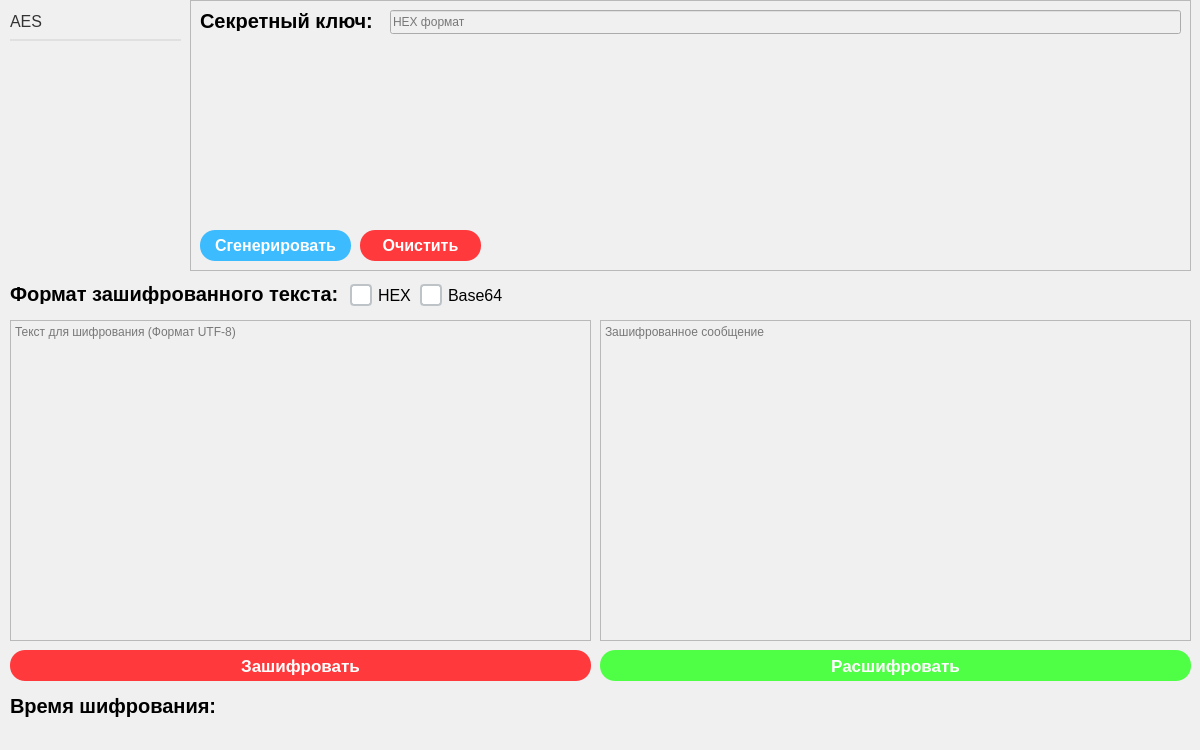
First picture: the form in ClientInterface.ui, repository 1pavesh1/QtCryptoAlgorithms, before the edit.
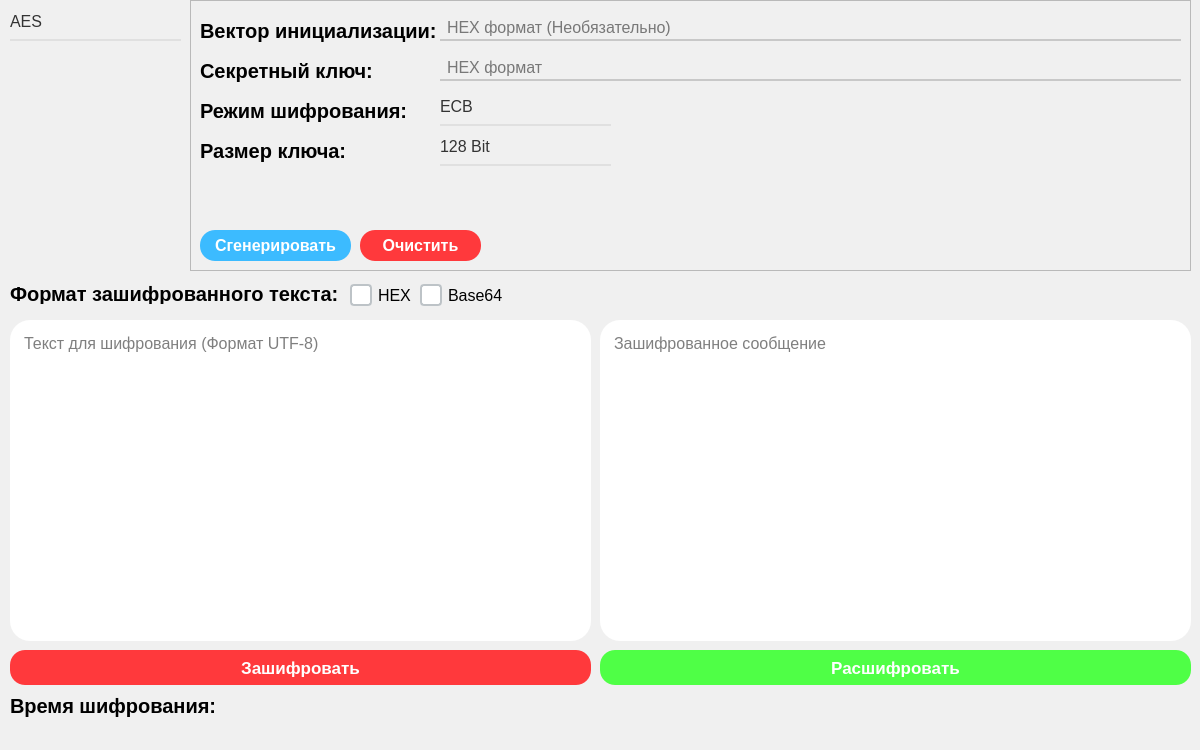
Second picture: the form after the edit.

The edit to the form file:
```diff
--- a/ClientInterface.ui
+++ b/ClientInterface.ui
@@ -105,7 +105,7 @@
       <x>10</x>
       <y>650</y>
       <width>581</width>
-      <height>31</height>
+      <height>35</height>
      </rect>
     </property>
     <property name="font">
@@ -155,9 +155,9 @@
      <property name="geometry">
       <rect>
        <x>10</x>
-       <y>10</y>
+       <y>15</y>
        <width>171</width>
-       <height>21</height>
+       <height>31</height>
       </rect>
      </property>
      <property name="font">
@@ -181,9 +181,9 @@
      <property name="geometry">
       <rect>
        <x>10</x>
-       <y>50</y>
+       <y>55</y>
        <width>171</width>
-       <height>21</height>
+       <height>31</height>
       </rect>
      </property>
      <property name="font">
@@ -209,9 +209,29 @@
        <x>190</x>
        <y>10</y>
        <width>801</width>
-       <height>24</height>
+       <height>31</height>
       </rect>
      </property>
+     <property name="styleSheet">
+      <string notr="true">QLineEdit {
+    padding-top: 5px;
+    padding-left: 5px;
+    border: none;
+    border-bottom: 2px solid #c8c8c8;
+    background-color: transparent;
+    font-size: 16px;
+    selection-background-color: #3f51b5;
+}
+
+QLineEdit:focus {
+    border-bottom-color: #3f51b5;
+}
+
+QLineEdit::placeholder {
+    color: #9e9e9e;
+    font-size: 14px;
+}</string>
+     </property>
      <property name="placeholderText">
       <string>HEX формат</string>
      </property>
@@ -222,9 +242,29 @@
        <x>190</x>
        <y>50</y>
        <width>801</width>
-       <height>24</height>
+       <height>31</height>
       </rect>
      </property>
+     <property name="styleSheet">
+      <string notr="true">QLineEdit {
+    padding-top: 5px;
+    padding-left: 5px;
+    border: none;
+    border-bottom: 2px solid #c8c8c8;
+    background-color: transparent;
+    font-size: 16px;
+    selection-background-color: #3f51b5;
+}
+
+QLineEdit:focus {
+    border-bottom-color: #3f51b5;
+}
+
+QLineEdit::placeholder {
+    color: #9e9e9e;
+    font-size: 14px;
+}</string>
+     </property>
      <property name="placeholderText">
       <string>HEX формат</string>
      </property>
@@ -330,7 +370,7 @@
       <x>600</x>
       <y>650</y>
       <width>591</width>
-      <height>31</height>
+      <height>35</height>
      </rect>
     </property>
     <property name="font">
@@ -370,6 +410,117 @@
       <height>321</height>
      </rect>
     </property>
+    <property name="font">
+     <font>
+      <family>Arial</family>
+      <pointsize>12</pointsize>
+     </font>
+    </property>
+    <property name="styleSheet">
+     <string notr="true">QPlainTextEdit
+{
+ border: none;
+ border-radius: 20px;
+ background-color: white;
+ padding: 10px;
+}
+
+QScrollBar:vertical 
+{
+ border: none;
+    background: #f5f5f5;
+    width: 10px;
+    margin: 0px 0px 0px 0px;
+}
+
+QScrollBar::handle:vertical 
+{
+ background: #c1c1c1;
+    min-height: 20px;
+    border-radius: 5px;
+}
+
+QScrollBar::handle:vertical:hover 
+{
+ background: #a8a8a8;
+}
+
+QScrollBar::handle:vertical:pressed
+{
+ background: #787878;
+}
+
+QScrollBar::add-line:vertical 
+{
+ border: none;
+    background: none;
+    height: 0px;
+    subcontrol-position: bottom;
+    subcontrol-origin: margin;
+}
+
+QScrollBar::sub-line:vertical 
+{
+ border: none;
+ background: none;
+ height: 0px;
+ subcontrol-position: top;
+ subcontrol-origin: margin;
+}
+
+QScrollBar::add-page:vertical, QScrollBar::sub-page:vertical 
+{
+ background: none;
+}
+
+QScrollBar:horizontal 
+{
+ border: none;
+    background: #f5f5f5;
+    height: 10px;
+    margin: 0px 0px 0px 0px;
+}
+
+QScrollBar::handle:horizontal 
+{
+    background: #c1c1c1;
+    min-width: 20px;
+ border-radius: 5px;
+}
+
+QScrollBar::handle:horizontal:hover 
+{
+ background: #a8a8a8;
+}
+
+QScrollBar::handle:horizontal:pressed 
+{
+ background: #787878;
+}
+
+QScrollBar::add-line:horizontal 
+{
+    border: none;
+    background: none;
+    width: 0px;
+    subcontrol-position: right;
+ subcontrol-origin: margin;
+}
+
+QScrollBar::sub-line:horizontal 
+{
+    border: none;
+    background: none;
+    width: 0px;
+    subcontrol-position: left;
+ subcontrol-origin: margin;
+}
+
+QScrollBar::add-page:horizontal, QScrollBar::sub-page:horizontal
+{
+ background: none;
+}</string>
+    </property>
     <property name="placeholderText">
      <string>Текст для шифрования (Формат UTF-8)</string>
     </property>
@@ -383,6 +534,117 @@
       <height>321</height>
      </rect>
     </property>
+    <property name="font">
+     <font>
+      <family>Arial</family>
+      <pointsize>12</pointsize>
+     </font>
+    </property>
+    <property name="styleSheet">
+     <string notr="true">QPlainTextEdit
+{
+ border: none;
+ border-radius: 20px;
+ background-color: white;
+ padding: 10px;
+}
+
+QScrollBar:vertical 
+{
+ border: none;
+    background: #f5f5f5;
+    width: 10px;
+    margin: 0px 0px 0px 0px;
+}
+
+QScrollBar::handle:vertical 
+{
+ background: #c1c1c1;
+    min-height: 20px;
+    border-radius: 5px;
+}
+
+QScrollBar::handle:vertical:hover 
+{
+ background: #a8a8a8;
+}
+
+QScrollBar::handle:vertical:pressed
+{
+ background: #787878;
+}
+
+QScrollBar::add-line:vertical 
+{
+ border: none;
+    background: none;
+    height: 0px;
+    subcontrol-position: bottom;
+    subcontrol-origin: margin;
+}
+
+QScrollBar::sub-line:vertical 
+{
+ border: none;
+ background: none;
+ height: 0px;
+ subcontrol-position: top;
+ subcontrol-origin: margin;
+}
+
+QScrollBar::add-page:vertical, QScrollBar::sub-page:vertical 
+{
+ background: none;
+}
+
+QScrollBar:horizontal 
+{
+ border: none;
+    background: #f5f5f5;
+    height: 10px;
+    margin: 0px 0px 0px 0px;
+}
+
+QScrollBar::handle:horizontal 
+{
+    background: #c1c1c1;
+    min-width: 20px;
+ border-radius: 5px;
+}
+
+QScrollBar::handle:horizontal:hover 
+{
+ background: #a8a8a8;
+}
+
+QScrollBar::handle:horizontal:pressed 
+{
+ background: #787878;
+}
+
+QScrollBar::add-line:horizontal 
+{
+    border: none;
+    background: none;
+    width: 0px;
+    subcontrol-position: right;
+ subcontrol-origin: margin;
+}
+
+QScrollBar::sub-line:horizontal 
+{
+    border: none;
+    background: none;
+    width: 0px;
+    subcontrol-position: left;
+ subcontrol-origin: margin;
+}
+
+QScrollBar::add-page:horizontal, QScrollBar::sub-page:horizontal
+{
+ background: none;
+}</string>
+    </property>
     <property name="placeholderText">
      <string>Зашифрованное сообщение</string>
     </property>
@@ -524,6 +786,158 @@
      <string>Base64</string>
     </property>
    </widget>
+   <widget class="QFrame" name="xteaInfoFrame">
+    <property name="geometry">
+     <rect>
+      <x>190</x>
+      <y>0</y>
+      <width>1001</width>
+      <height>271</height>
+     </rect>
+    </property>
+    <property name="frameShape">
+     <enum>QFrame::Shape::StyledPanel</enum>
+    </property>
+    <property name="frameShadow">
+     <enum>QFrame::Shadow::Raised</enum>
+    </property>
+    <widget class="QLabel" name="secretKeyLabel_4">
+     <property name="geometry">
+      <rect>
+       <x>10</x>
+       <y>20</y>
+       <width>171</width>
+       <height>41</height>
+      </rect>
+     </property>
+     <property name="font">
+      <font>
+       <family>Arial</family>
+       <pointsize>15</pointsize>
+       <bold>true</bold>
+      </font>
+     </property>
+     <property name="styleSheet">
+      <string notr="true">QLabel
+{
+	color: black;
+}</string>
+     </property>
+     <property name="text">
+      <string>Секретный ключ: </string>
+     </property>
+    </widget>
+    <widget class="QLineEdit" name="secretKeyXTEALineEdit">
+     <property name="geometry">
+      <rect>
+       <x>200</x>
+       <y>10</y>
+       <width>791</width>
+       <height>41</height>
+      </rect>
+     </property>
+     <property name="styleSheet">
+      <string notr="true">QLineEdit {
+    padding-top: 5px;
+    padding-left: 5px;
+    border: none;
+    border-bottom: 2px solid #c8c8c8;
+    background-color: transparent;
+    font-size: 16px;
+    selection-background-color: #3f51b5;
+}
+
+QLineEdit:focus {
+    border-bottom-color: #3f51b5;
+}
+
+QLineEdit::placeholder {
+    color: #9e9e9e;
+    font-size: 14px;
+}</string>
+     </property>
+     <property name="maxLength">
+      <number>32</number>
+     </property>
+     <property name="placeholderText">
+      <string>HEX формат</string>
+     </property>
+    </widget>
+    <widget class="QPushButton" name="generateXTEAKeyPushButton">
+     <property name="geometry">
+      <rect>
+       <x>10</x>
+       <y>230</y>
+       <width>151</width>
+       <height>31</height>
+      </rect>
+     </property>
+     <property name="font">
+      <font>
+       <family>Arial</family>
+       <pointsize>12</pointsize>
+       <bold>true</bold>
+      </font>
+     </property>
+     <property name="cursor">
+      <cursorShape>PointingHandCursor</cursorShape>
+     </property>
+     <property name="styleSheet">
+      <string notr="true">QPushButton
+{
+	background-color: rgb(60, 187, 255);
+	color: white;
+	border: none;
+	border-radius: 15px;
+}
+
+QPushButton::hover
+{
+	background-color: rgb(103, 255, 245);
+}</string>
+     </property>
+     <property name="text">
+      <string>Сгенерировать</string>
+     </property>
+    </widget>
+    <widget class="QPushButton" name="clearXTEAKeyPushButton">
+     <property name="geometry">
+      <rect>
+       <x>170</x>
+       <y>230</y>
+       <width>121</width>
+       <height>31</height>
+      </rect>
+     </property>
+     <property name="font">
+      <font>
+       <family>Arial</family>
+       <pointsize>12</pointsize>
+       <bold>true</bold>
+      </font>
+     </property>
+     <property name="cursor">
+      <cursorShape>PointingHandCursor</cursorShape>
+     </property>
+     <property name="styleSheet">
+      <string notr="true">QPushButton
+{
+	background-color: rgb(255, 57, 60);
+	color: white;
+	border: none;
+	border-radius: 15px;
+}
+
+QPushButton::hover
+{
+	background-color: rgb(255, 105, 108);
+}</string>
+     </property>
+     <property name="text">
+      <string>Очистить</string>
+     </property>
+    </widget>
+   </widget>
    <widget class="QFrame" name="aesInfoFrame">
     <property name="geometry">
      <rect>
@@ -543,9 +957,9 @@
      <property name="geometry">
       <rect>
        <x>10</x>
-       <y>10</y>
+       <y>15</y>
        <width>241</width>
-       <height>21</height>
+       <height>31</height>
       </rect>
      </property>
      <property name="font">
@@ -569,9 +983,9 @@
      <property name="geometry">
       <rect>
        <x>10</x>
-       <y>50</y>
+       <y>55</y>
        <width>171</width>
-       <height>21</height>
+       <height>31</height>
       </rect>
      </property>
      <property name="font">
@@ -597,9 +1011,29 @@
        <x>250</x>
        <y>10</y>
        <width>741</width>
-       <height>24</height>
+       <height>31</height>
       </rect>
      </property>
+     <property name="styleSheet">
+      <string notr="true">QLineEdit {
+    padding-top: 5px;
+    padding-left: 5px;
+    border: none;
+    border-bottom: 2px solid #c8c8c8;
+    background-color: transparent;
+    font-size: 16px;
+    selection-background-color: #3f51b5;
+}
+
+QLineEdit:focus {
+    border-bottom-color: #3f51b5;
+}
+
+QLineEdit::placeholder {
+    color: #9e9e9e;
+    font-size: 14px;
+}</string>
+     </property>
      <property name="maxLength">
       <number>32</number>
      </property>
@@ -613,9 +1047,29 @@
        <x>250</x>
        <y>50</y>
        <width>741</width>
-       <height>24</height>
+       <height>31</height>
       </rect>
      </property>
+     <property name="styleSheet">
+      <string notr="true">QLineEdit {
+    padding-top: 5px;
+    padding-left: 5px;
+    border: none;
+    border-bottom: 2px solid #c8c8c8;
+    background-color: transparent;
+    font-size: 16px;
+    selection-background-color: #3f51b5;
+}
+
+QLineEdit:focus {
+    border-bottom-color: #3f51b5;
+}
+
+QLineEdit::placeholder {
+    color: #9e9e9e;
+    font-size: 14px;
+}</string>
+     </property>
      <property name="maxLength">
       <number>32</number>
      </property>
@@ -701,7 +1155,7 @@
      <property name="geometry">
       <rect>
        <x>250</x>
-       <y>120</y>
+       <y>125</y>
        <width>171</width>
        <height>41</height>
       </rect>
@@ -773,9 +1227,9 @@
      <property name="geometry">
       <rect>
        <x>10</x>
-       <y>130</y>
+       <y>135</y>
        <width>151</width>
-       <height>21</height>
+       <height>31</height>
       </rect>
      </property>
      <property name="font">
@@ -799,9 +1253,9 @@
      <property name="geometry">
       <rect>
        <x>10</x>
-       <y>90</y>
+       <y>95</y>
        <width>211</width>
-       <height>21</height>
+       <height>31</height>
       </rect>
      </property>
      <property name="font">
@@ -825,7 +1279,7 @@
      <property name="geometry">
       <rect>
        <x>250</x>
-       <y>80</y>
+       <y>85</y>
        <width>171</width>
        <height>41</height>
       </rect>
@@ -889,138 +1343,6 @@
      </item>
     </widget>
    </widget>
-   <widget class="QFrame" name="xteaInfoFrame">
-    <property name="geometry">
-     <rect>
-      <x>190</x>
-      <y>0</y>
-      <width>1001</width>
-      <height>271</height>
-     </rect>
-    </property>
-    <property name="frameShape">
-     <enum>QFrame::Shape::StyledPanel</enum>
-    </property>
-    <property name="frameShadow">
-     <enum>QFrame::Shadow::Raised</enum>
-    </property>
-    <widget class="QLabel" name="secretKeyLabel_4">
-     <property name="geometry">
-      <rect>
-       <x>10</x>
-       <y>10</y>
-       <width>171</width>
-       <height>21</height>
-      </rect>
-     </property>
-     <property name="font">
-      <font>
-       <family>Arial</family>
-       <pointsize>15</pointsize>
-       <bold>true</bold>
-      </font>
-     </property>
-     <property name="styleSheet">
-      <string notr="true">QLabel
-{
-	color: black;
-}</string>
-     </property>
-     <property name="text">
-      <string>Секретный ключ: </string>
-     </property>
-    </widget>
-    <widget class="QLineEdit" name="secretKeyXTEALineEdit">
-     <property name="geometry">
-      <rect>
-       <x>200</x>
-       <y>10</y>
-       <width>791</width>
-       <height>24</height>
-      </rect>
-     </property>
-     <property name="maxLength">
-      <number>32</number>
-     </property>
-     <property name="placeholderText">
-      <string>HEX формат</string>
-     </property>
-    </widget>
-    <widget class="QPushButton" name="generateXTEAKeyPushButton">
-     <property name="geometry">
-      <rect>
-       <x>10</x>
-       <y>230</y>
-       <width>151</width>
-       <height>31</height>
-      </rect>
-     </property>
-     <property name="font">
-      <font>
-       <family>Arial</family>
-       <pointsize>12</pointsize>
-       <bold>true</bold>
-      </font>
-     </property>
-     <property name="cursor">
-      <cursorShape>PointingHandCursor</cursorShape>
-     </property>
-     <property name="styleSheet">
-      <string notr="true">QPushButton
-{
-	background-color: rgb(60, 187, 255);
-	color: white;
-	border: none;
-	border-radius: 15px;
-}
-
-QPushButton::hover
-{
-	background-color: rgb(103, 255, 245);
-}</string>
-     </property>
-     <property name="text">
-      <string>Сгенерировать</string>
-     </property>
-    </widget>
-    <widget class="QPushButton" name="clearXTEAKeyPushButton">
-     <property name="geometry">
-      <rect>
-       <x>170</x>
-       <y>230</y>
-       <width>121</width>
-       <height>31</height>
-      </rect>
-     </property>
-     <property name="font">
-      <font>
-       <family>Arial</family>
-       <pointsize>12</pointsize>
-       <bold>true</bold>
-      </font>
-     </property>
-     <property name="cursor">
-      <cursorShape>PointingHandCursor</cursorShape>
-     </property>
-     <property name="styleSheet">
-      <string notr="true">QPushButton
-{
-	background-color: rgb(255, 57, 60);
-	color: white;
-	border: none;
-	border-radius: 15px;
-}
-
-QPushButton::hover
-{
-	background-color: rgb(255, 105, 108);
-}</string>
-     </property>
-     <property name="text">
-      <string>Очистить</string>
-     </property>
-    </widget>
-   </widget>
   </widget>
   <widget class="QMenuBar" name="menubar">
    <property name="geometry">
```
